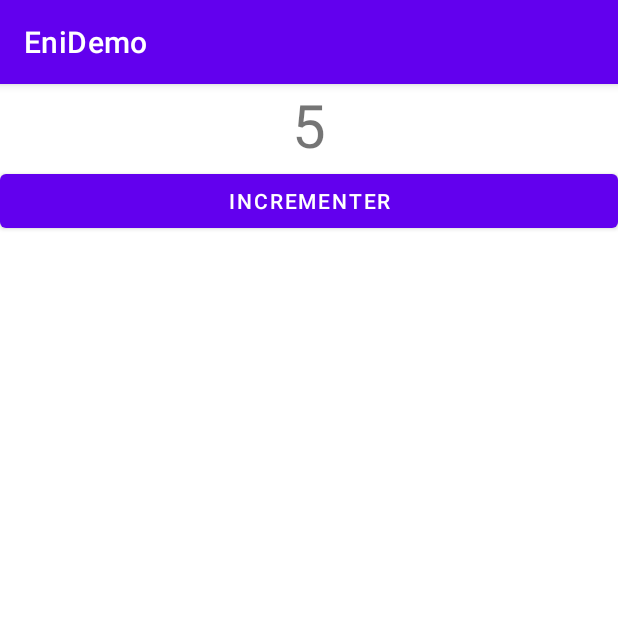
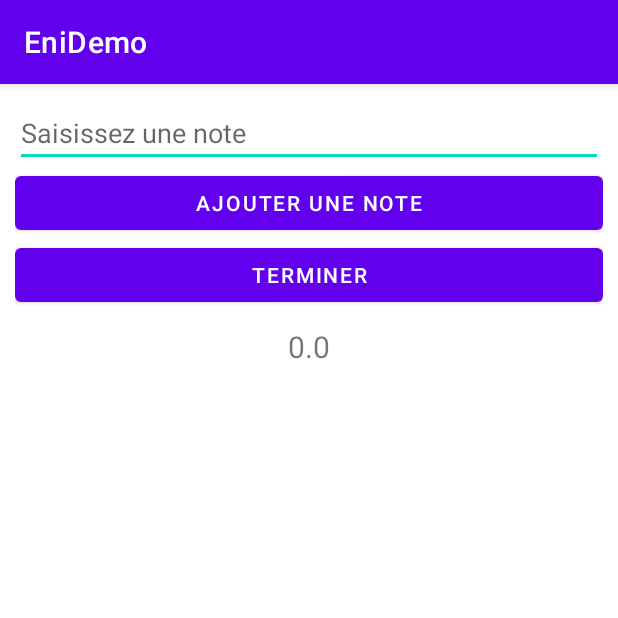
Before and after one commit to Chocolaterie/HCDA_Android, an Android app: the screen it shows after launch (CounterActivity before the commit, MoyenneActivity after it), on a phone screen of 412 x 824 dp, the top half of it. Run offline under Robolectric (Android 15) with nearby library versions, the phone set to English and light mode, and no system bars; our stand-ins replace data binding; 4 statements that could not run were skipped.

Commit message:
Deuxieme partie

```diff
--- /dev/null
+++ b/app/src/main/java/com/example/enidemo/moyenne/MoyenneActivity.kt
@@ -0,0 +1,29 @@
+package com.example.enidemo.moyenne
+
+import androidx.appcompat.app.AppCompatActivity
+import android.os.Bundle
+import android.view.View
+import android.widget.EditText
+import android.widget.TextView
+import androidx.databinding.DataBindingUtil
+import com.example.enidemo.R
+import com.example.enidemo.databinding.ActivityMoyenneBinding
+
+class MoyenneActivity : AppCompatActivity() {
+
+    lateinit var moyenneViewModel : MoyenneViewModel;
+    override fun onCreate(savedInstanceState: Bundle?) {
+        super.onCreate(savedInstanceState)
+
+        // Je récupère ma vue dans data binding
+        val activityMoyenneBinding = DataBindingUtil.setContentView<ActivityMoyenneBinding>(this, R.layout.activity_moyenne)
+
+        // Instancier view model moyenne
+        moyenneViewModel = MoyenneViewModel()
+
+        // Mettre à jour le view model dans la vue
+        activityMoyenneBinding.moyenneViewModel = moyenneViewModel;
+
+    }
+
+}
--- a/app/src/main/res/layout/activity_moyenne.xml
+++ b/app/src/main/res/layout/activity_moyenne.xml
@@ -1,11 +1,19 @@
 <?xml version="1.0" encoding="utf-8"?>
-<LinearLayout xmlns:android="http://schemas.android.com/apk/res/android"
+<layout xmlns:android="http://schemas.android.com/apk/res/android"
     xmlns:app="http://schemas.android.com/apk/res-auto"
-    xmlns:tools="http://schemas.android.com/tools"
+    xmlns:tools="http://schemas.android.com/tools">
+
+    <data>
+        <variable
+            name="moyenneViewModel"
+            type="com.example.enidemo.moyenne.MoyenneViewModel" />
+    </data>
+
+    <LinearLayout
         android:layout_width="match_parent"
         android:layout_height="match_parent"
         android:orientation="vertical"
-    tools:context=".MoyenneActivity">
+        tools:context=".moyenne.MoyenneActivity">
 
         <LinearLayout
             android:layout_width="match_parent"
@@ -18,34 +26,32 @@
                 android:layout_width="match_parent"
                 android:layout_height="wrap_content"
                 android:hint="Saisissez une note"
-            android:inputType="numberDecimal"
-            />
+                android:inputType="numberDecimal" />
 
             <Button
                 android:id="@+id/btn_addNote"
                 android:layout_width="match_parent"
                 android:layout_height="wrap_content"
-            android:text="Ajouter une note"
-            android:onClick="OnAddNote"
-            />
+                android:onClick="@{moyenneViewModel.OnAddNote}"
+                android:text="Ajouter une note" />
 
             <Button
                 android:layout_width="match_parent"
                 android:layout_height="wrap_content"
-            android:text="Terminer"
-            android:onClick="onClickEnd"
-            />
+                android:onClick="@{moyenneViewModel.onClickEnd}"
+                android:text="Terminer" />
 
+            <!-- Afficher la moyenne-->
             <TextView
                 android:id="@+id/tv_averageNote"
                 android:layout_width="match_parent"
                 android:layout_height="wrap_content"
+                android:padding="10dp"
+                android:text="@{String.valueOf(moyenneViewModel.average)}"
                 android:textAlignment="center"
-            android:textSize="20dp"
-            android:padding="10dp"
-            android:text=""
-            />
+                android:textSize="20dp" />
 
         </LinearLayout>
 
     </LinearLayout>
+</layout>
```
Also changed, not shown: app/src/main/AndroidManifest.xml (+7 -7 lines), app/src/main/java/com/example/enidemo/counter/CounterActivity.kt (+9 -0 lines), app/src/main/java/com/example/enidemo/counter/CounterViewModel.kt (+8 -0 lines), app/src/main/java/com/example/enidemo/moyenne/MoyenneViewModel.kt (renamed from app/src/main/java/com/example/enidemo/MoyenneActivity.kt, +15 -12 lines). Lines whose indentation alone changed are shown as unchanged.
